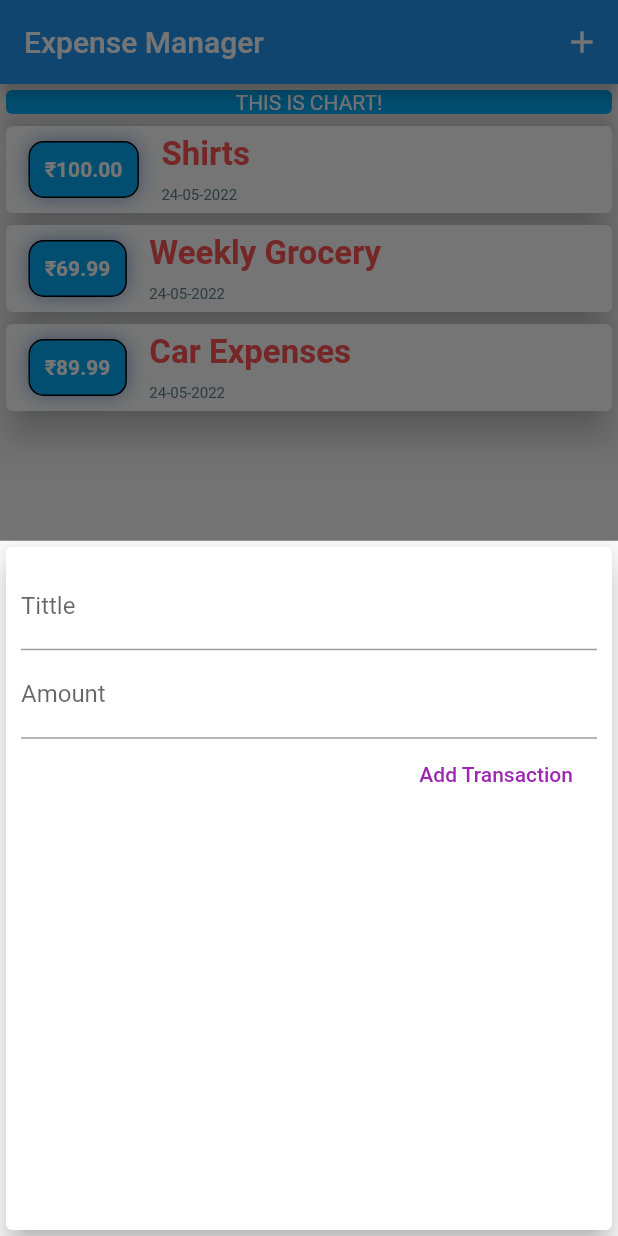
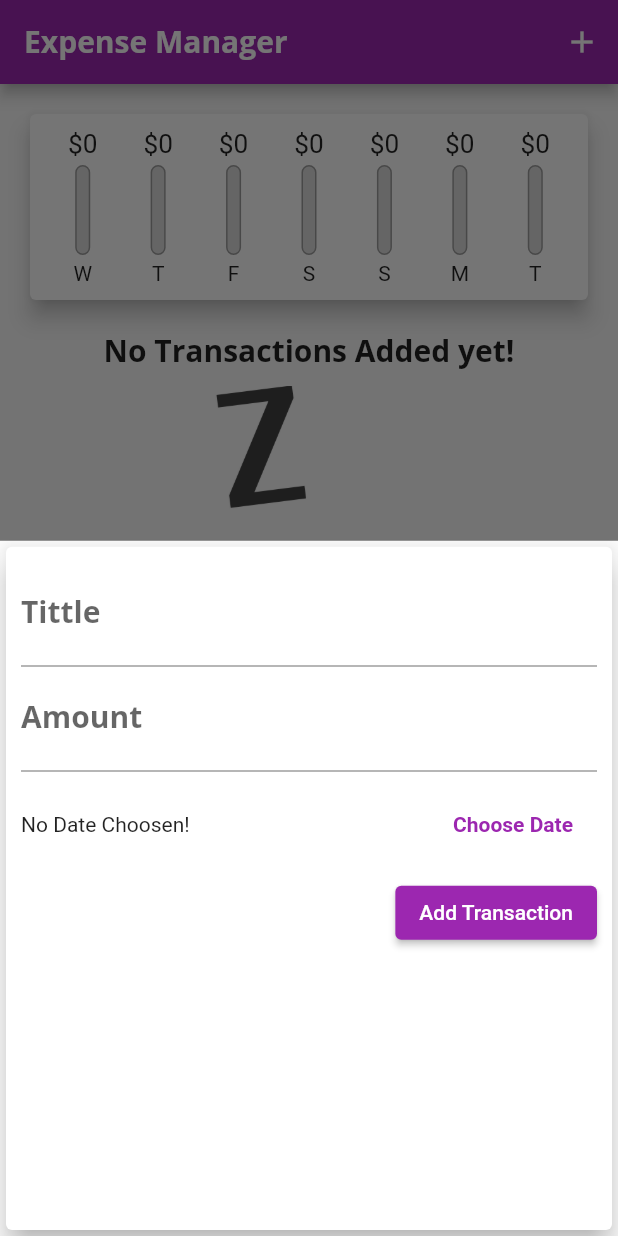
Before and after one commit to pjswarnpath2709/MyFlutterDevelopment, a Flutter app: the screen it shows after launch, after a tap on the "add" icon, on a phone screen of 412 x 824 dp. Run offline on Flutter 3.47's test engine with Material 2 defaults, Android fonts, the light colour scheme and no system bars; missing offline and left inert: dart:ffi.

Commit message:
the Expense Planner Completes , date : May 24th

```diff
--- a/expense_planner/lib/main.dart
+++ b/expense_planner/lib/main.dart
@@ -1,8 +1,8 @@
 import './widgets/new_transaction.dart';
-import 'package:intl/intl.dart';
 import 'models/transaction.dart';
 import 'package:flutter/material.dart';
 
+import 'widgets/chart.dart';
 import 'widgets/transactions_list.dart';
 
 void main() => runApp(MyApp());
@@ -13,6 +13,46 @@ class MyApp extends StatelessWidget {
   @override
   Widget build(BuildContext context) {
     return MaterialApp(
+      theme: ThemeData(
+        primarySwatch: Colors.purple,
+        accentColor: Colors.amber,
+        fontFamily: 'Quicksand',
+        textTheme: ThemeData.light().textTheme.copyWith(
+            titleLarge: const TextStyle(
+              fontFamily: 'OpenSans',
+              fontSize: 24,
+              fontWeight: FontWeight.bold,
+            ),
+            titleMedium: const TextStyle(
+              fontFamily: 'OpenSans',
+              fontSize: 20,
+              fontWeight: FontWeight.bold,
+            ),
+            titleSmall: const TextStyle(
+              fontFamily: 'OpenSans',
+              fontSize: 18,
+              fontWeight: FontWeight.bold,
+            )),
+        appBarTheme: AppBarTheme(
+          textTheme: ThemeData.light().textTheme.copyWith(
+                titleLarge: const TextStyle(
+                  fontFamily: 'OpenSans',
+                  fontSize: 20,
+                  fontWeight: FontWeight.bold,
+                ),
+                titleMedium: const TextStyle(
+                  fontFamily: 'OpenSans',
+                  fontSize: 18,
+                  fontWeight: FontWeight.bold,
+                ),
+                titleSmall: const TextStyle(
+                  fontFamily: 'OpenSans',
+                  fontSize: 16,
+                  fontWeight: FontWeight.bold,
+                ),
+              ),
+        ),
+      ),
       title: 'Flutter Project',
       home: MyHomePage(),
     );
@@ -26,32 +66,41 @@ class MyHomePage extends StatefulWidget {
 
 class _MyHomePageState extends State<MyHomePage> {
   final List<Transaction> _usertransactions = [
-    Transaction(
-      id: 't1',
-      money: 100,
-      title: 'Shirts',
-      date: DateTime.now(),
-    ),
-    Transaction(
-      id: 't2',
-      money: 69.99,
-      title: 'Weekly Grocery',
-      date: DateTime.now(),
-    ),
-    Transaction(
-      id: 't3',
-      money: 89.99,
-      title: 'Car Expenses',
-      date: DateTime.now(),
-    ),
+    // Transaction(
+    //   id: 't1',
+    //   money: 100,
+    //   title: 'Shirts',
+    //   date: DateTime.now(),
+    // ),
+    // Transaction(
+    //   id: 't2',
+    //   money: 69.99,
+    //   title: 'Weekly Grocery',
+    //   date: DateTime.now(),
+    // ),
+    // Transaction(
+    //   id: 't3',
+    //   money: 89.99,
+    //   title: 'Car Expenses',
+    //   date: DateTime.now(),
+    // ),
   ];
+  List<Transaction> get _recentTransactions {
+    return _usertransactions.where((tx) {
+      return tx.date.isAfter(
+        DateTime.now().subtract(
+          const Duration(days: 7),
+        ),
+      );
+    }).toList();
+  }
 
-  void _addNewTransaction(String title, double amount) {
+  void _addNewTransaction(String title, double amount, DateTime chosenDate) {
     final newTx = Transaction(
       title: title,
       money: amount,
       id: DateTime.now().toString(),
-      date: DateTime.now(),
+      date: chosenDate,
     );
 
     setState(() {
@@ -66,6 +115,14 @@ class _MyHomePageState extends State<MyHomePage> {
         return NewTransaction(_addNewTransaction);
       },
     );
+  }
+
+  void _deleteTransaction(String id) {
+    setState(() {
+      _usertransactions.removeWhere((element) {
+        return element.id == id;
+      });
+    });
   }
 
   @override
@@ -86,22 +143,10 @@ class _MyHomePageState extends State<MyHomePage> {
         child: Column(
           crossAxisAlignment: CrossAxisAlignment.stretch,
           children: <Widget>[
-            Card(
-              color: Colors.lightBlue,
-              elevation: 8,
-              child: Container(
-                alignment: Alignment.center,
-                width: double.infinity,
-                child: const Text(
-                  'THIS IS CHART!',
-                  style: TextStyle(
-                    color: Colors.white,
-                  ),
-                ),
-              ),
-            ),
+            Chart(_recentTransactions),
             MyList(
               transactions: _usertransactions,
+              deleteTransaction: _deleteTransaction,
             ),
           ],
         ),
--- /dev/null
+++ b/expense_planner/lib/widgets/chart.dart
@@ -0,0 +1,68 @@
+import 'dart:ffi';
+
+import './chart_bar.dart';
+
+import '../models/transaction.dart';
+import 'package:flutter/material.dart';
+import 'package:intl/intl.dart';
+
+class Chart extends StatelessWidget {
+  final List<Transaction> recentTransactions;
+
+  Chart(this.recentTransactions);
+
+  List<Map<String, Object>> get groupedTransactionValues {
+    return List.generate(7, (index) {
+      final weekDay = DateTime.now().subtract(
+        Duration(days: index),
+      );
+      var totalSum = 0.0;
+      for (var i = 0; i < recentTransactions.length; i++) {
+        if (recentTransactions[i].date.day == weekDay.day &&
+            recentTransactions[i].date.month == weekDay.month &&
+            recentTransactions[i].date.year == weekDay.year) {
+          totalSum += recentTransactions[i].money;
+        }
+      }
+      print(
+          'totalSum for weekday ${DateFormat.E().format(weekDay).substring(0, 1)} is : $totalSum');
+      return {
+        'day': DateFormat.E().format(weekDay).substring(0, 1),
+        'amount': totalSum
+      };
+    }).reversed.toList();
+  }
+
+  double get totalSpending {
+    return groupedTransactionValues.fold(0.0, (sum, element) {
+      return (sum as double) + (element['amount'] as double);
+    }).toDouble();
+  }
+
+  @override
+  Widget build(BuildContext context) {
+    print(groupedTransactionValues);
+    return Card(
+      elevation: 6,
+      margin: const EdgeInsets.all(20),
+      child: Padding(
+        padding: const EdgeInsets.all(10),
+        child: Row(
+          mainAxisAlignment: MainAxisAlignment.spaceAround,
+          children: groupedTransactionValues.map((data) {
+            return Flexible(
+              fit: FlexFit.tight,
+              child: ChartBar(
+                data['day'].toString(),
+                data['amount'] as double,
+                totalSpending == 0.0
+                    ? 0.0
+                    : (data['amount'] as double) / totalSpending,
+              ),
+            );
+          }).toList(),
+        ),
+      ),
+    );
+  }
+}
--- /dev/null
+++ b/expense_planner/lib/widgets/chart_bar.dart
@@ -0,0 +1,54 @@
+import 'package:flutter/material.dart';
+
+class ChartBar extends StatelessWidget {
+  final String label;
+  final double spendingAmount;
+  final double spendingPctOfTotal;
+
+  ChartBar(this.label, this.spendingAmount, this.spendingPctOfTotal);
+
+  @override
+  Widget build(BuildContext context) {
+    return Column(
+      children: <Widget>[
+        Container(
+          height: 20,
+          child: FittedBox(
+            child: Text('\$${spendingAmount.toStringAsFixed(0)}'),
+          ),
+        ),
+        const SizedBox(
+          height: 4,
+        ),
+        Container(
+          height: 60,
+          width: 10,
+          child: Stack(
+            children: <Widget>[
+              Container(
+                decoration: BoxDecoration(
+                  border: Border.all(color: Colors.grey, width: 1.0),
+                  color: const Color.fromRGBO(220, 220, 220, 1),
+                  borderRadius: BorderRadius.circular(10),
+                ),
+              ),
+              FractionallySizedBox(
+                heightFactor: spendingPctOfTotal,
+                child: Container(
+                  decoration: BoxDecoration(
+                    color: Theme.of(context).primaryColor,
+                    borderRadius: BorderRadius.circular(10),
+                  ),
+                ),
+              ),
+            ],
+          ),
+        ),
+        const SizedBox(
+          height: 4,
+        ),
+        Text(label),
+      ],
+    );
+  }
+}
--- a/expense_planner/lib/widgets/new_transaction.dart
+++ b/expense_planner/lib/widgets/new_transaction.dart
@@ -1,6 +1,7 @@
-import 'package:flutter/src/foundation/key.dart';
-import 'package:flutter/src/widgets/framework.dart';
+// import 'package:flutter/src/foundation/key.dart';
+// import 'package:flutter/src/widgets/framework.dart';
 import 'package:flutter/material.dart';
+import 'package:intl/intl.dart';
 
 class NewTransaction extends StatefulWidget {
   final Function btnclick;
@@ -12,22 +13,41 @@ class NewTransaction extends StatefulWidget {
 }
 
 class _NewTransactionState extends State<NewTransaction> {
-  final tittlecontroller = TextEditingController();
+  final _tittlecontroller = TextEditingController();
+  final _amountcontroller = TextEditingController();
+  DateTime? _selectedDate;
+  void _submitData() {
+    final String enterTitle = _tittlecontroller.text;
+    final double enterAmount = double.parse(_amountcontroller.text);
 
-  final amountcontroller = TextEditingController();
-
-  void submitData() {
-    final String enterTitle = tittlecontroller.text;
-    final double enterAmount = double.parse(amountcontroller.text);
-
-    if (enterTitle == null || enterAmount <= 0 || enterAmount == null) {
+    if (enterTitle == null ||
+        enterAmount <= 0 ||
+        enterAmount == null ||
+        _selectedDate == null) {
       return;
     }
     widget.btnclick(
       enterTitle,
       enterAmount,
+      _selectedDate,
     );
     Navigator.of(context).pop();
+  }
+
+  void _presentDatePicker() {
+    showDatePicker(
+      context: context,
+      initialDate: DateTime.now(),
+      firstDate: DateTime(2000),
+      lastDate: DateTime.now(),
+    ).then((pickedDate) {
+      if (pickedDate == null) {
+        return;
+      }
+      setState(() {
+        _selectedDate = pickedDate;
+      });
+    });
   }
 
   @override
@@ -40,26 +60,49 @@ class _NewTransactionState extends State<NewTransaction> {
             crossAxisAlignment: CrossAxisAlignment.end,
             children: <Widget>[
               TextField(
-                decoration: InputDecoration(labelText: 'Tittle'),
-                controller: tittlecontroller,
-                onSubmitted: (_) => submitData(),
+                decoration: const InputDecoration(labelText: 'Tittle'),
+                controller: _tittlecontroller,
+                keyboardType: TextInputType.text,
+                onSubmitted: (_) => _submitData(),
                 // onChanged: (text) {
                 //   titleInput = text;
                 // },
               ),
               TextField(
-                decoration: InputDecoration(labelText: 'Amount'),
-                controller: amountcontroller,
+                decoration: const InputDecoration(labelText: 'Amount'),
+                controller: _amountcontroller,
                 keyboardType: TextInputType.number,
                 onSubmitted: (_) =>
-                    submitData(), //i dont want to use that value
+                    _submitData(), //i dont want to use that value
                 // onChanged: (text) {
                 //   amountInput = text;
                 // },
               ),
-              FlatButton(
-                textColor: Colors.purple,
-                onPressed: submitData,
+              Container(
+                height: 70,
+                child: Row(
+                  children: <Widget>[
+                    Flexible(
+                      fit: FlexFit.tight,
+                      child: Text(
+                        _selectedDate == null
+                            ? 'No Date Choosen!'
+                            : "Picked Date: ${DateFormat.yMMMd().format(_selectedDate!)}",
+                      ),
+                    ),
+                    FlatButton(
+                      onPressed: _presentDatePicker,
+                      textColor: Theme.of(context).primaryColor,
+                      child: const Text(
+                        'Choose Date',
+                        style: TextStyle(fontWeight: FontWeight.bold),
+                      ),
+                    )
+                  ],
+                ),
+              ),
+              ElevatedButton(
+                onPressed: _submitData,
                 child: const Text(
                   'Add Transaction',
                 ),
--- a/expense_planner/lib/widgets/transactions_list.dart
+++ b/expense_planner/lib/widgets/transactions_list.dart
@@ -1,19 +1,43 @@
 import 'package:expense_planner/models/transaction.dart';
-import 'package:flutter/src/foundation/key.dart';
-import 'package:flutter/src/widgets/framework.dart';
+// import 'package:flutter/src/foundation/key.dart';
+// import 'package:flutter/src/widgets/framework.dart';
 import 'package:flutter/material.dart';
 import './transactionwidget.dart';
 
 class MyList extends StatelessWidget {
   final List<Transaction> transactions;
-  MyList({required this.transactions});
+  final Function deleteTransaction;
+  MyList({required this.transactions, required this.deleteTransaction});
   @override
   Widget build(BuildContext context) {
     return Container(
       height: 450,
-      child: ListView.builder(
+      child: transactions.isEmpty
+          ? Column(
+              children: <Widget>[
+                Text(
+                  'No Transactions Added yet!',
+                  style: Theme.of(context).textTheme.titleMedium,
+                ),
+                const SizedBox(
+                  height: 10,
+                ),
+                Container(
+                  height: 300,
+                  child: Image.asset(
+                    'assets/images/waiting.png',
+                    fit: BoxFit.cover,
+                    alignment: Alignment.center,
+                  ),
+                ),
+              ],
+            )
+          : ListView.builder(
               itemBuilder: (ctx, index) {
-          return ListItem(trans: transactions[index]);
+                return ListItem(
+                  trans: transactions[index],
+                  deleteItem: deleteTransaction,
+                );
               },
               itemCount: transactions.length,
               //   children: <Widget>[
--- a/expense_planner/lib/widgets/transactionwidget.dart
+++ b/expense_planner/lib/widgets/transactionwidget.dart
@@ -4,67 +4,46 @@ import 'package:intl/intl.dart';
 
 class ListItem extends StatelessWidget {
   final Transaction trans;
+  final Function deleteItem;
 
-  ListItem({required this.trans});
+  ListItem({required this.trans, required this.deleteItem});
 
   @override
   Widget build(BuildContext context) {
     return Card(
-      elevation: 10,
-      child: Row(
-        children: <Widget>[
-          Container(
-            // color: Colors.lightBlue, // idk why yeh ek saath nahi de para color and borders ko
-            margin: const EdgeInsets.symmetric(vertical: 10, horizontal: 15),
-            decoration: BoxDecoration(
-                border: Border.all(
-                  color: Colors.black,
-                  width: 1,
+      elevation: 5,
+      margin: const EdgeInsets.symmetric(
+        vertical: 10,
+        horizontal: 5,
       ),
-                borderRadius: BorderRadius.circular(10),
-                color: Colors.lightBlue,
-                boxShadow: const [
-                  BoxShadow(
-                    color: Color.fromARGB(255, 133, 166, 213),
-                    blurRadius: 10.0,
-                  ),
-                ]),
-            padding: EdgeInsets.all(10),
-            alignment: Alignment.center,
+      child: ListTile(
+        leading: CircleAvatar(
+          radius: 30,
+          child: Padding(
+            padding: const EdgeInsets.all(6),
+            child: FittedBox(
               child: Text(
-              '₹${trans.money.toStringAsFixed(2)}',
-              style: const TextStyle(
-                fontSize: 14,
-                color: Colors.white,
-                fontWeight: FontWeight.bold,
+                "₹${trans.money}",
               ),
             ),
           ),
-          Column(
-            crossAxisAlignment: CrossAxisAlignment.start,
-            children: [
-              Container(
-                margin: const EdgeInsets.only(
-                  bottom: 8,
         ),
-                child: Text(
-                  trans.title as String,
-                  style: const TextStyle(
-                    fontSize: 22,
-                    color: Colors.redAccent,
-                    fontWeight: FontWeight.bold,
+        title: Text(
+          trans.title,
+          style: Theme.of(context).textTheme.titleMedium,
         ),
+        subtitle: Text(
+          DateFormat.yMMMd().format(trans.date),
         ),
+        trailing: IconButton(
+          icon: Icon(
+            Icons.delete,
+            color: Theme.of(context).errorColor,
           ),
-              Container(
-                child: Text(
-                  DateFormat('dd-MM-yyyy').format(trans.date),
-                  style: const TextStyle(fontSize: 10, color: Colors.blueGrey),
+          onPressed: () {
+            deleteItem(trans.id);
+          },
         ),
-              )
-            ],
-          )
-        ],
       ),
     );
   }
```
Also changed, not shown: expense_planner/pubspec.yaml (+13 -8 lines), expense_planner/assets/fonts/OpenSans-Bold.ttf (added), expense_planner/assets/fonts/OpenSans-Regular.ttf (added), expense_planner/assets/fonts/Quicksand-Bold.ttf (added), expense_planner/assets/fonts/Quicksand-Light.ttf (added), expense_planner/assets/fonts/Quicksand-Medium.ttf (added), expense_planner/assets/fonts/Quicksand-Regular.ttf (added), expense_planner/assets/images/waiting.png (added). Lines whose indentation alone changed are shown as unchanged.
